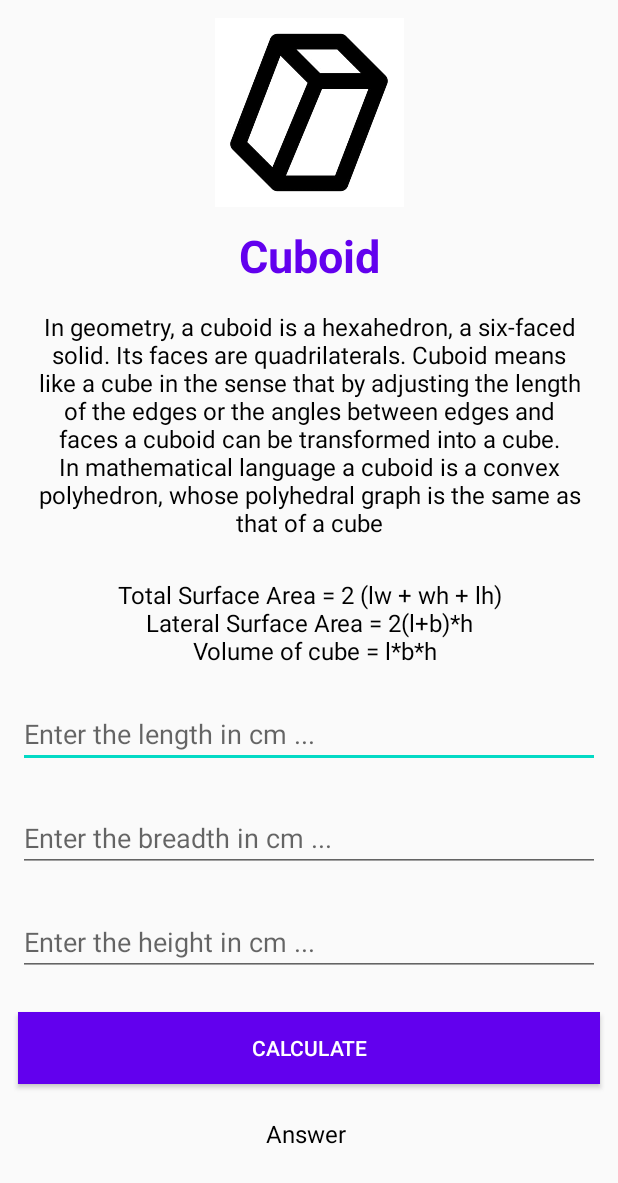
After one commit to ikhlaqmalik13/Akh-te-Akh, an Android app: the layout activity_cuboid.xml on its own in the app's theme, with its tools: preview values and no code run, on a phone screen of 412 x 824 dp. The commit adds this screen. Shown: the top 1183 px of the screen. Run offline under Robolectric (Android 15) with nearby library versions, the phone set to English and light mode, and no system bars.

Commit message:
added the cuboid Activity and wrote its logic and functions - Huzaif

```diff
--- a/app/src/main/AndroidManifest.xml
+++ b/app/src/main/AndroidManifest.xml
@@ -9,6 +9,13 @@
         android:roundIcon="@mipmap/ic_launcher_round"
         android:supportsRtl="true"
         android:theme="@style/Theme.AkhTeAkhSurfaceAreaVolumesCalulator">
+        <activity
+            android:name=".CuboidActivity"
+            android:exported="false">
+            <meta-data
+                android:name="android.app.lib_name"
+                android:value="" />
+        </activity>
         <activity
             android:name=".splash.figures.CylinderActivity"
             android:exported="false" />
--- /dev/null
+++ b/app/src/main/java/com/akhteakh/akhteakh/splash/figures/CuboidActivity.kt
@@ -0,0 +1,41 @@
+package com.akhteakh.akhteakh.splash.figures
+
+import android.support.v7.app.AppCompatActivity
+import android.os.Bundle
+import com.akhteakh.akhteakh.R
+import com.akhteakh.akhteakh.databinding.ActivityCuboidBinding
+import com.akhteakh.akhteakh.databinding.ActivitySelectFigureBinding
+
+class CuboidActivity : AppCompatActivity() {
+
+    private lateinit var binding: ActivityCuboidBinding
+
+    override fun onCreate(savedInstanceState: Bundle?) {
+        super.onCreate(savedInstanceState)
+        binding = ActivityCuboidBinding.inflate(layoutInflater)
+        setContentView(binding.root)
+
+        binding.bCalculate.setOnClickListener{
+            val length = binding.etLength.text.toString().toFloat()
+            val breadth = binding.etBreadth.text.toString().toFloat()
+            val height = binding.etHeight.text.toString().toFloat()
+
+            binding.tvAnswer.text = "TSA = ${getTotalSurfaceAreaOfCuboid(length, breadth, height)} \n LSA = ${
+                getLateralSurfaceAreaOfCuboid(length, breadth, height)
+            } \n VOL = ${getVolumeOfCuboid(length, breadth, height)}"
+
+        }
+
+
+    }
+    private fun getTotalSurfaceAreaOfCuboid(length:Float,breadth:Float,height:Float):Float{
+        return 2*((length*breadth) + (breadth*height) +(length*height))
+    }
+    private fun getLateralSurfaceAreaOfCuboid(length:Float,breadth:Float,height:Float):Float{
+        return 2*((length+breadth)*height)
+    }
+    private fun getVolumeOfCuboid(length:Float,breadth:Float,height:Float):Float{
+        return length*breadth*height
+    }
+
+}
--- a/app/src/main/java/com/akhteakh/akhteakh/splash/select_figure/SelectFigureActivity.kt
+++ b/app/src/main/java/com/akhteakh/akhteakh/splash/select_figure/SelectFigureActivity.kt
@@ -5,6 +5,7 @@ import android.support.v7.app.AppCompatActivity
 import android.os.Bundle
 import com.akhteakh.akhteakh.databinding.ActivitySelectFigureBinding
 import com.akhteakh.akhteakh.splash.figures.CubeActivity
+import com.akhteakh.akhteakh.splash.figures.CuboidActivity
 import com.akhteakh.akhteakh.splash.figures.CylinderActivity
 
 class SelectFigureActivity : AppCompatActivity() {
@@ -26,5 +27,10 @@ class SelectFigureActivity : AppCompatActivity() {
             startActivity(intent)
         }
 
+        binding.llCuboid.setOnClickListener {
+            val intent = Intent(this@SelectFigureActivity, CuboidActivity::class.java)
+            startActivity(intent)
+        }
+
     }
 }
--- /dev/null
+++ b/app/src/main/res/layout/activity_cuboid.xml
@@ -0,0 +1,99 @@
+<?xml version="1.0" encoding="utf-8"?>
+<LinearLayout xmlns:android="http://schemas.android.com/apk/res/android"
+    xmlns:app="http://schemas.android.com/apk/res-auto"
+    xmlns:tools="http://schemas.android.com/tools"
+    android:layout_width="match_parent"
+    android:layout_height="match_parent"
+    tools:context=".splash.figures.CuboidActivity">
+
+    <ScrollView
+        android:layout_width="match_parent"
+        android:layout_height="match_parent">
+
+        <LinearLayout
+            android:layout_width="match_parent"
+            android:layout_height="wrap_content"
+            android:orientation="vertical">
+
+            <ImageView
+                android:id="@+id/iv_cube"
+                android:layout_width="wrap_content"
+                android:layout_height="150dp"
+                android:paddingVertical="12dp"
+                android:src="@drawable/cuboid" />
+
+            <TextView
+                android:layout_width="match_parent"
+                android:layout_height="wrap_content"
+                android:text="Cuboid"
+                android:textAlignment="center"
+                android:textColor="@color/purple_500"
+                android:textSize="30sp"
+                android:textStyle="bold" />
+
+            <TextView
+                android:layout_width="match_parent"
+                android:layout_height="wrap_content"
+                android:padding="16dp"
+                android:text="In geometry, a cuboid is a hexahedron, a six-faced solid. Its faces are quadrilaterals. Cuboid means like a cube in the sense that by adjusting the length of the edges or the angles between edges and faces a cuboid can be transformed into a cube. In mathematical language a cuboid is a convex polyhedron, whose polyhedral graph is the same as that of a cube"
+                android:textAlignment="center"
+                android:textColor="@color/black"
+                android:textSize="16sp" />
+
+            <TextView
+                android:layout_width="match_parent"
+                android:layout_height="wrap_content"
+                android:padding="10dp"
+                android:text="Total Surface Area = 2 (lw + wh + lh)\n Lateral Surface Area = 2(l+b)*h \n  Volume of cube = l*b*h"
+                android:textAlignment="center"
+                android:textColor="@color/black"
+                android:textSize="16sp" />
+
+            <EditText
+                android:id="@+id/et_length"
+                android:layout_width="match_parent"
+                android:layout_height="wrap_content"
+                android:layout_margin="12dp"
+                android:hint="Enter the length in cm ..."
+                android:inputType="number|text" />
+            <EditText
+                android:id="@+id/et_breadth"
+                android:layout_width="match_parent"
+                android:layout_height="wrap_content"
+                android:layout_margin="12dp"
+                android:hint="Enter the breadth in cm ..."
+                android:inputType="number|text" />
+            <EditText
+                android:id="@+id/et_height"
+                android:layout_width="match_parent"
+                android:layout_height="wrap_content"
+                android:layout_margin="12dp"
+                android:hint="Enter the height in cm ..."
+                android:inputType="number|text" />
+
+            <Button
+                android:id="@+id/b_calculate"
+                android:layout_width="match_parent"
+                android:layout_height="wrap_content"
+                android:layout_margin="12dp"
+                android:background="@color/purple_500"
+                android:text="Calculate"
+                android:textColor="@color/white" />
+
+
+            <TextView
+                android:id="@+id/tv_answer"
+                android:layout_width="match_parent"
+                android:layout_height="wrap_content"
+                android:padding="10dp"
+                android:text="Answer "
+                android:textAlignment="center"
+                android:textColor="@color/black"
+                android:textSize="16sp" />
+
+        </LinearLayout>
+
+    </ScrollView>
+
+
+</LinearLayout>
```
